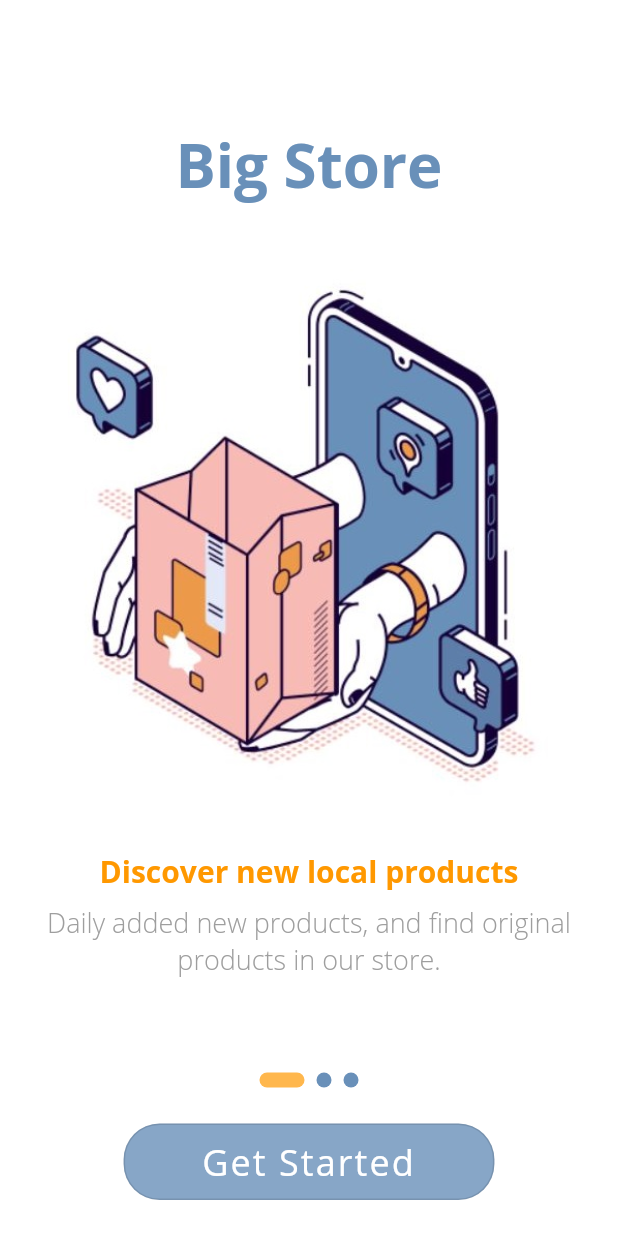
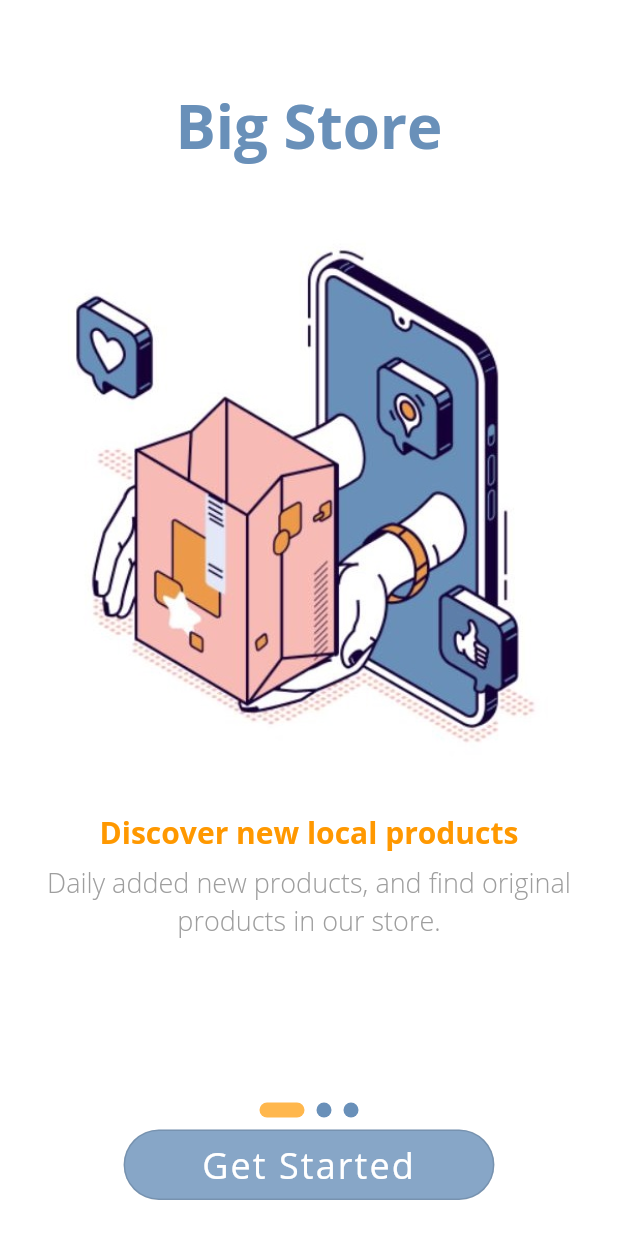
Before and after one commit to thaer-assfour/E-commerce, a Flutter app: the screen it shows after launch, on a phone screen of 412 x 824 dp. Run offline on Flutter 3.47's test engine with Material 2 defaults, Android fonts, the phone set to English and light mode, and no system bars; drawn by our look-alikes of smooth_page_indicator.

Commit message:
finish splashScreen

```diff
--- a/lib/pages/splash/splashScreen.dart
+++ b/lib/pages/splash/splashScreen.dart
@@ -22,12 +22,14 @@ class _SplashScreenState extends State<SplashScreen> {
 
     return Scaffold(
         backgroundColor: Colors.white,
+        appBar: AppBar(
+          backgroundColor: Colors.transparent,
+          elevation: 0,
+        ),
         body: Column(
           crossAxisAlignment: CrossAxisAlignment.center,
           children: [
             Container(
-                margin: EdgeInsets.only(
-                    top: MediaQuery.of(context).size.height / 10),
                 child: Text(
               "${getLang(context, "splashTitle")}",
               style: TextStyle(
@@ -56,8 +58,8 @@ class _SplashScreenState extends State<SplashScreen> {
             ),
             Container(
                 width: MediaQuery.of(context).size.width * 0.6,
-                margin: EdgeInsets.all(24),
-                padding: EdgeInsets.all(8),
+                margin: EdgeInsets.only(top: 8, bottom: 24),
+                padding: EdgeInsets.all(6),
                 decoration: BoxDecoration(
                     color: Color(0xff6990B9).withOpacity(0.8),
                     border: Border.all(color: Colors.black12),
@@ -69,7 +71,8 @@ class _SplashScreenState extends State<SplashScreen> {
                     style: TextStyle(
                         fontSize: 24,
                         color: Colors.white,
-                        fontWeight: FontWeight.w500,letterSpacing: 1.4),
+                        fontWeight: FontWeight.w500,
+                        letterSpacing: 1.4),
                   ),
                   onTap: () {},
                 ))
```
Lines whose indentation alone changed are shown as unchanged.
